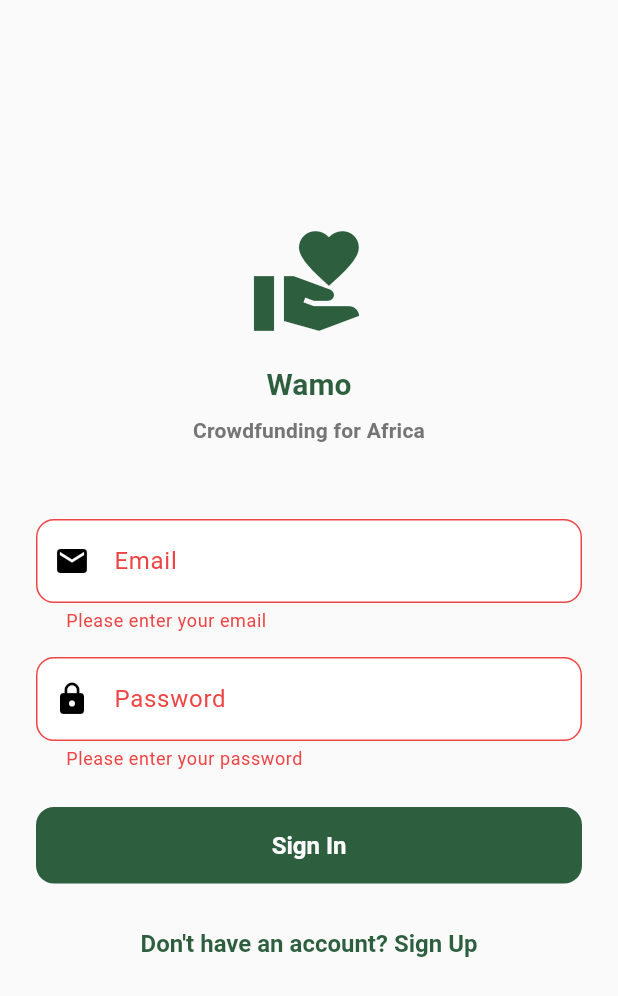
After one commit to benardgomashie/wamo, a Flutter app: the EmailAuthScreen screen opened directly, after a tap on "Sign In", on a phone screen of 412 x 824 dp. The commit adds this screen. Shown: the top 996 px of the screen. Run offline on Flutter 3.47's test engine with Material 3 defaults, Android fonts, the phone set to English and light mode, and no system bars; our stand-ins replace cloud_firestore, firebase_auth, firebase_core, firebase_messaging, firebase_storage, image_picker and 1 more; missing offline and left inert: flutter_paystack; accounts and stored records are empty.

Commit message:
feat: Add web platform support with email authentication

```diff
--- /dev/null
+++ b/lib/core/utils/platform_utils.dart
@@ -0,0 +1,22 @@
+import 'package:flutter/foundation.dart';
+
+/// Utility class for platform-specific checks
+class PlatformUtils {
+  /// Check if running on web
+  static bool get isWeb => kIsWeb;
+
+  /// Check if running on mobile (iOS or Android)
+  static bool get isMobile => !kIsWeb;
+
+  /// Check if running on iOS
+  static bool get isIOS => defaultTargetPlatform == TargetPlatform.iOS;
+
+  /// Check if running on Android
+  static bool get isAndroid => defaultTargetPlatform == TargetPlatform.android;
+
+  /// Check if running on desktop (Windows, macOS, Linux)
+  static bool get isDesktop =>
+      defaultTargetPlatform == TargetPlatform.windows ||
+      defaultTargetPlatform == TargetPlatform.macOS ||
+      defaultTargetPlatform == TargetPlatform.linux;
+}
--- /dev/null
+++ b/lib/features/auth/email_auth_screen.dart
@@ -0,0 +1,257 @@
+import 'package:flutter/material.dart';
+import 'package:firebase_auth/firebase_auth.dart';
+import 'package:cloud_firestore/cloud_firestore.dart';
+import '../../core/utils/platform_utils.dart';
+import '../dashboard/dashboard_screen.dart';
+import 'create_profile_screen.dart';
+
+/// Email/Password authentication for web platform
+class EmailAuthScreen extends StatefulWidget {
+  const EmailAuthScreen({super.key});
+
+  @override
+  State<EmailAuthScreen> createState() => _EmailAuthScreenState();
+}
+
+class _EmailAuthScreenState extends State<EmailAuthScreen> {
+  final _formKey = GlobalKey<FormState>();
+  final _emailController = TextEditingController();
+  final _passwordController = TextEditingController();
+  bool _isLogin = true;
+  bool _isLoading = false;
+
+  @override
+  void dispose() {
+    _emailController.dispose();
+    _passwordController.dispose();
+    super.dispose();
+  }
+
+  Future<void> _handleAuth() async {
+    if (!_formKey.currentState!.validate()) return;
+
+    setState(() => _isLoading = true);
+
+    try {
+      UserCredential userCredential;
+
+      if (_isLogin) {
+        // Sign in
+        userCredential = await FirebaseAuth.instance.signInWithEmailAndPassword(
+          email: _emailController.text.trim(),
+          password: _passwordController.text,
+        );
+      } else {
+        // Sign up
+        userCredential = await FirebaseAuth.instance.createUserWithEmailAndPassword(
+          email: _emailController.text.trim(),
+          password: _passwordController.text,
+        );
+      }
+
+      if (!mounted) return;
+
+      // Check if user profile exists
+      final userDoc = await FirebaseFirestore.instance
+          .collection('users')
+          .doc(userCredential.user!.uid)
+          .get();
+
+      if (userDoc.exists) {
+        // User has profile, go to dashboard
+        if (!mounted) return;
+        Navigator.of(context).pushReplacement(
+          MaterialPageRoute(builder: (_) => const DashboardScreen()),
+        );
+      } else {
+        // New user, create profile
+        if (!mounted) return;
+        Navigator.of(context).pushReplacement(
+          MaterialPageRoute(
+            builder: (_) => CreateProfileScreen(
+              uid: userCredential.user!.uid,
+              phoneNumber: userCredential.user?.email ?? '',
+            ),
+          ),
+        );
+      }
+    } on FirebaseAuthException catch (e) {
+      if (!mounted) return;
+
+      String message = 'Authentication failed';
+      if (e.code == 'user-not-found') {
+        message = 'No account found with this email';
+      } else if (e.code == 'wrong-password') {
+        message = 'Incorrect password';
+      } else if (e.code == 'email-already-in-use') {
+        message = 'An account already exists with this email';
+      } else if (e.code == 'weak-password') {
+        message = 'Password should be at least 6 characters';
+      } else if (e.code == 'invalid-email') {
+        message = 'Invalid email address';
+      }
+
+      ScaffoldMessenger.of(context).showSnackBar(
+        SnackBar(content: Text(message), backgroundColor: Colors.red),
+      );
+    } catch (e) {
+      if (!mounted) return;
+      ScaffoldMessenger.of(context).showSnackBar(
+        SnackBar(content: Text('Error: $e'), backgroundColor: Colors.red),
+      );
+    } finally {
+      if (mounted) {
+        setState(() => _isLoading = false);
+      }
+    }
+  }
+
+  @override
+  Widget build(BuildContext context) {
+    return Scaffold(
+      body: SafeArea(
+        child: Center(
+          child: SingleChildScrollView(
+            padding: const EdgeInsets.all(24.0),
+            child: ConstrainedBox(
+              constraints: const BoxConstraints(maxWidth: 400),
+              child: Form(
+                key: _formKey,
+                child: Column(
+                  mainAxisAlignment: MainAxisAlignment.center,
+                  crossAxisAlignment: CrossAxisAlignment.stretch,
+                  children: [
+                    // Logo
+                    Icon(
+                      Icons.volunteer_activism,
+                      size: 80,
+                      color: Theme.of(context).primaryColor,
+                    ),
+                    const SizedBox(height: 16),
+
+                    // Title
+                    Text(
+                      'Wamo',
+                      style: Theme.of(context).textTheme.headlineMedium?.copyWith(
+                        fontWeight: FontWeight.bold,
+                        color: Theme.of(context).primaryColor,
+                      ),
+                      textAlign: TextAlign.center,
+                    ),
+                    const SizedBox(height: 8),
+
+                    Text(
+                      'Crowdfunding for Africa',
+                      style: Theme.of(context).textTheme.titleMedium?.copyWith(
+                        color: Colors.grey[600],
+                      ),
+                      textAlign: TextAlign.center,
+                    ),
+                    const SizedBox(height: 48),
+
+                    // Email field
+                    TextFormField(
+                      controller: _emailController,
+                      keyboardType: TextInputType.emailAddress,
+                      decoration: const InputDecoration(
+                        labelText: 'Email',
+                        border: OutlineInputBorder(),
+                        prefixIcon: Icon(Icons.email),
+                      ),
+                      validator: (value) {
+                        if (value == null || value.isEmpty) {
+                          return 'Please enter your email';
+                        }
+                        if (!value.contains('@')) {
+                          return 'Please enter a valid email';
+                        }
+                        return null;
+                      },
+                    ),
+                    const SizedBox(height: 16),
+
+                    // Password field
+                    TextFormField(
+                      controller: _passwordController,
+                      obscureText: true,
+                      decoration: const InputDecoration(
+                        labelText: 'Password',
+                        border: OutlineInputBorder(),
+                        prefixIcon: Icon(Icons.lock),
+                      ),
+                      validator: (value) {
+                        if (value == null || value.isEmpty) {
+                          return 'Please enter your password';
+                        }
+                        if (!_isLogin && value.length < 6) {
+                          return 'Password must be at least 6 characters';
+                        }
+                        return null;
+                      },
+                    ),
+                    const SizedBox(height: 24),
+
+                    // Submit button
+                    ElevatedButton(
+                      onPressed: _isLoading ? null : _handleAuth,
+                      style: ElevatedButton.styleFrom(
+                        padding: const EdgeInsets.symmetric(vertical: 16),
+                      ),
+                      child: _isLoading
+                          ? const SizedBox(
+                              height: 20,
+                              width: 20,
+                              child: CircularProgressIndicator(strokeWidth: 2),
+                            )
+                          : Text(_isLogin ? 'Sign In' : 'Sign Up'),
+                    ),
+                    const SizedBox(height: 16),
+
+                    // Toggle login/signup
+                    TextButton(
+                      onPressed: () {
+                        setState(() => _isLogin = !_isLogin);
+                      },
+                      child: Text(
+                        _isLogin
+                            ? 'Don\'t have an account? Sign Up'
+                            : 'Already have an account? Sign In',
+                      ),
+                    ),
+
+                    const SizedBox(height: 24),
+
+                    // Platform info
+                    if (PlatformUtils.isWeb)
+                      Container(
+                        padding: const EdgeInsets.all(12),
+                        decoration: BoxDecoration(
+                          color: Colors.blue[50],
+                          borderRadius: BorderRadius.circular(8),
+                        ),
+                        child: Row(
+                          children: [
+                            Icon(Icons.info_outline, color: Colors.blue[700], size: 20),
+                            const SizedBox(width: 8),
+                            Expanded(
+                              child: Text(
+                                'Web version uses email authentication. Download the mobile app for phone number sign-in.',
+                                style: TextStyle(
+                                  fontSize: 12,
+                                  color: Colors.blue[900],
+                                ),
+                              ),
+                            ),
+                          ],
+                        ),
+                      ),
+                  ],
+                ),
+              ),
+            ),
+          ),
+        ),
+      ),
+    );
+  }
+}
--- a/lib/main.dart
+++ b/lib/main.dart
@@ -15,7 +15,7 @@ void main() async {
   );
 
   // Initialize notification service
-  await NotificationService.instance.initialize();
+  await NotificationService().initialize();
 
   runApp(
     MultiProvider(
```
Also changed, not shown: analysis_options.yaml (added, +28 -0 lines), lib/core/services/notification_service.dart (+13 -1 lines), lib/core/services/payment_service.dart (added, +82 -0 lines), lib/core/stubs/flutter_paystack_stub.dart (added, +42 -0 lines), lib/features/donations/web_donation_screen.dart (added, +248 -0 lines), lib/features/splash/splash_screen.dart (+39 -2 lines), pubspec.yaml (+7 -7 lines), pubspec.lock, 12 other files.
